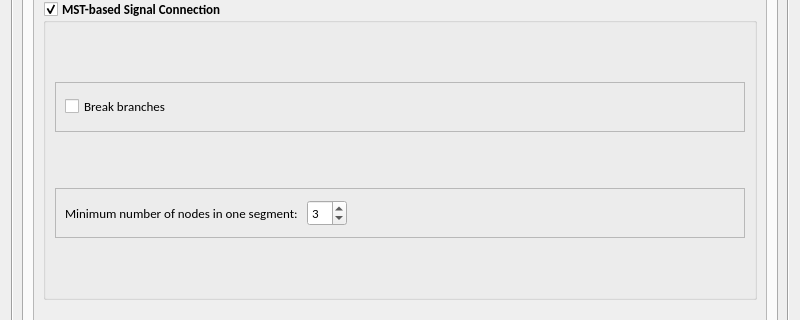
This is hackathon/MK/Fragmented_autoTrace/fragmentedTraceUI.ui in Vaa3D/vaa3d_tools as Qt 5 draws it before an edit; both pictures show x 0 to 800 and y 371 to 691 of the 800 by 937 pixel window. The edited form follows.
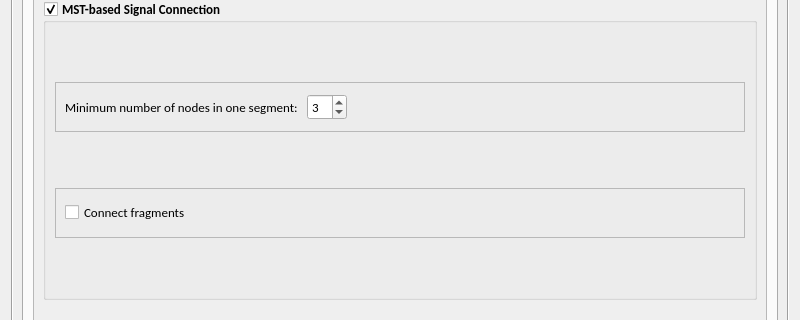
This is the edited form. The open tabs and pages were chosen to show the change.

```diff
--- a/hackathon/MK/Fragmented_autoTrace/fragmentedTraceUI.ui
+++ b/hackathon/MK/Fragmented_autoTrace/fragmentedTraceUI.ui
@@ -1019,50 +1019,6 @@
                  <bool>true</bool>
                 </property>
                 <layout class="QVBoxLayout" name="verticalLayout_12">
-                 <item>
-                  <widget class="QFrame" name="frame_11">
-                   <property name="maximumSize">
-                    <size>
-                     <width>16777215</width>
-                     <height>50</height>
-                    </size>
-                   </property>
-                   <property name="frameShape">
-                    <enum>QFrame::StyledPanel</enum>
-                   </property>
-                   <property name="frameShadow">
-                    <enum>QFrame::Raised</enum>
-                   </property>
-                   <layout class="QHBoxLayout" name="horizontalLayout_7">
-                    <item>
-                     <widget class="QCheckBox" name="checkBox_10">
-                      <property name="font">
-                       <font>
-                        <weight>50</weight>
-                        <bold>false</bold>
-                       </font>
-                      </property>
-                      <property name="text">
-                       <string>Break branches</string>
-                      </property>
-                     </widget>
-                    </item>
-                    <item>
-                     <spacer name="horizontalSpacer_4">
-                      <property name="orientation">
-                       <enum>Qt::Horizontal</enum>
-                      </property>
-                      <property name="sizeHint" stdset="0">
-                       <size>
-                        <width>505</width>
-                        <height>20</height>
-                       </size>
-                      </property>
-                     </spacer>
-                    </item>
-                   </layout>
-                  </widget>
-                 </item>
                  <item>
                   <widget class="QFrame" name="frame_10">
                    <property name="maximumSize">
@@ -1120,6 +1076,50 @@
                    </layout>
                   </widget>
                  </item>
+                 <item>
+                  <widget class="QFrame" name="frame_9">
+                   <property name="maximumSize">
+                    <size>
+                     <width>16777215</width>
+                     <height>50</height>
+                    </size>
+                   </property>
+                   <property name="frameShape">
+                    <enum>QFrame::StyledPanel</enum>
+                   </property>
+                   <property name="frameShadow">
+                    <enum>QFrame::Raised</enum>
+                   </property>
+                   <layout class="QHBoxLayout" name="horizontalLayout_5">
+                    <item>
+                     <widget class="QCheckBox" name="checkBox_7">
+                      <property name="font">
+                       <font>
+                        <weight>50</weight>
+                        <bold>false</bold>
+                       </font>
+                      </property>
+                      <property name="text">
+                       <string>Connect fragments</string>
+                      </property>
+                     </widget>
+                    </item>
+                    <item>
+                     <spacer name="horizontalSpacer_2">
+                      <property name="orientation">
+                       <enum>Qt::Horizontal</enum>
+                      </property>
+                      <property name="sizeHint" stdset="0">
+                       <size>
+                        <width>479</width>
+                        <height>20</height>
+                       </size>
+                      </property>
+                     </spacer>
+                    </item>
+                   </layout>
+                  </widget>
+                 </item>
                 </layout>
                </widget>
               </item>
```
Left out of the diff: 1 changed line with no effect on the pictures.
